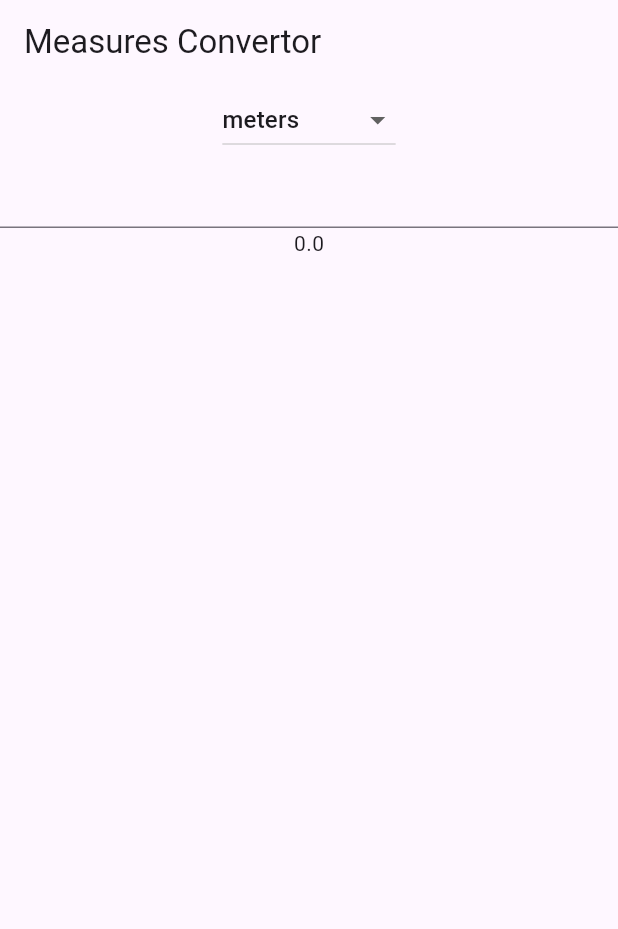
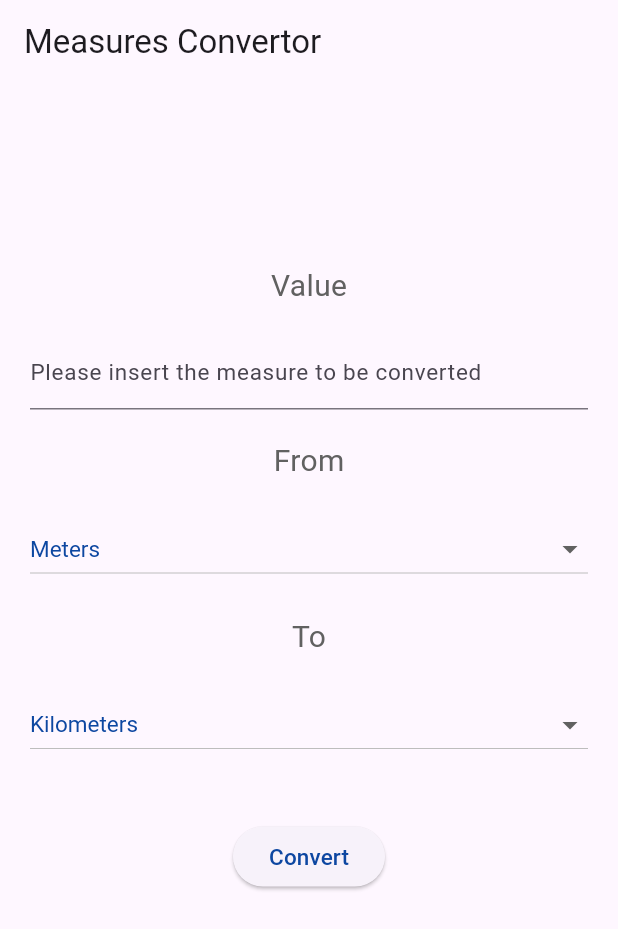
Before and after one commit to pilaabo/unit_converter, a Flutter app: the screen it shows after launch, on a phone screen of 412 x 824 dp. Shown: the top 929 px of the screen. Run offline on Flutter 3.47's test engine with Material 3 defaults, Android fonts, the phone set to English and light mode, and no system bars.

Commit message:
Completing the UI of the app

```diff
--- a/lib/main.dart
+++ b/lib/main.dart
@@ -10,47 +10,50 @@ class MyApp extends StatefulWidget {
 class MyAppState extends State<MyApp> {
   late double _numberForm;
   late String _startMeasure;
+  late String _convertedMeasure;
   final List<String> _measures = [
-    'meters',
-    'kilometers',
-    'grams',
-    'kilograms',
-    'feet',
-    'miles',
-    'pounds (lbs)',
-    'ounces',
+    'Meters',
+    'Kilometers',
+    'Grams',
+    'Kilograms',
+    'Feet',
+    'Miles',
+    'Pounds (lbs)',
+    'Ounces',
   ];
 
   @override
-  void initState() {
-    _numberForm = 0;
-    _startMeasure = _measures[0];
-    super.initState();
-  }
+  Widget build(BuildContext context) {
+    final TextStyle inputStyle = TextStyle(
+      fontSize: 15,
+      color: Colors.blue[900],
+    );
+    final TextStyle labelStyle = TextStyle(
+      fontSize: 20,
+      color: Colors.grey[700],
+    );
 
-  @override
-  Widget build(BuildContext context) {
     return MaterialApp(
       home: Scaffold(
         appBar: AppBar(
           title: Text('Measures Convertor'),
         ),
         body: Center(
+          child: Container(
+            padding: EdgeInsets.symmetric(horizontal: 20),
+            child: SingleChildScrollView(
               child: Column(
                 children: [
-              DropdownButton<String>(
-                value: _startMeasure,
-                items: _measures
-                    .map((value) =>
-                        DropdownMenuItem<String>(value: value, child: Text(value)))
-                    .toList(),
-                onChanged: (value) {
-                  setState(() {
-                    _startMeasure = value ?? _measures[0];
-                  });
-                },
+                  SizedBox(height: 20),
+                  Text(
+                    'Value',
+                    style: labelStyle,
                   ),
+                  SizedBox(height: 20),
                   TextField(
+                    style: inputStyle,
+                    decoration: InputDecoration(
+                        hintText: 'Please insert the measure to be converted'),
                     onChanged: (text) {
                       var rv = double.tryParse(text);
                       if (rv != null) {
@@ -60,11 +63,74 @@ class MyAppState extends State<MyApp> {
                       }
                     },
                   ),
-              Text(_numberForm.toString()),
+                  SizedBox(height: 20),
+                  Text(
+                    'From',
+                    style: labelStyle,
+                  ),
+                  SizedBox(height: 20),
+                  DropdownButton<String>(
+                    isExpanded: true,
+                    style: inputStyle,
+                    value: _startMeasure,
+                    items: _measures
+                        .map((value) => DropdownMenuItem<String>(
+                            value: value, child: Text(value)))
+                        .toList(),
+                    onChanged: (value) {
+                      setState(() {
+                        _startMeasure = value ?? _measures[0];
+                      });
+                    },
+                  ),
+                  SizedBox(height: 20),
+                  Text(
+                    'To',
+                    style: labelStyle,
+                  ),
+                  SizedBox(height: 20),
+                  DropdownButton<String>(
+                    isExpanded: true,
+                    style: inputStyle,
+                    value: _convertedMeasure,
+                    items: _measures
+                        .map((value) => DropdownMenuItem<String>(
+                            value: value, child: Text(value)))
+                        .toList(),
+                    onChanged: (value) {
+                      setState(() {
+                        _convertedMeasure = value ?? _measures[1];
+                      });
+                    },
+                  ),
+                  SizedBox(height: 40),
+                  ElevatedButton(
+                    onPressed: () => true,
+                    child: Text(
+                      'Convert',
+                      style: inputStyle,
+                    ),
+                  ),
+                  SizedBox(height: 40),
+                  Text(
+                    _numberForm == 0 ? '' : _numberForm.toString(),
+                    style: labelStyle,
+                  ),
+                  SizedBox(height: 60),
                 ],
+              ),
+            ),
           ),
         ),
       ),
     );
   }
+
+  @override
+  void initState() {
+    _numberForm = 0;
+    _startMeasure = _measures[0];
+    _convertedMeasure = _measures[1];
+    super.initState();
   }
+}
```
Lines whose indentation alone changed are shown as unchanged.
